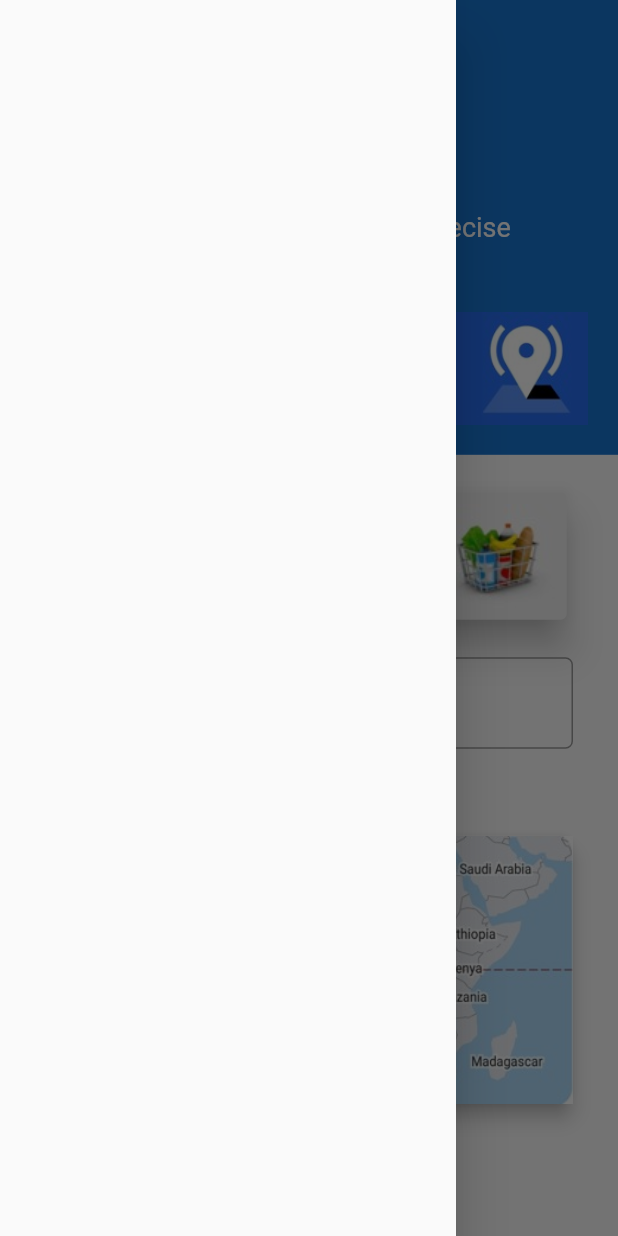
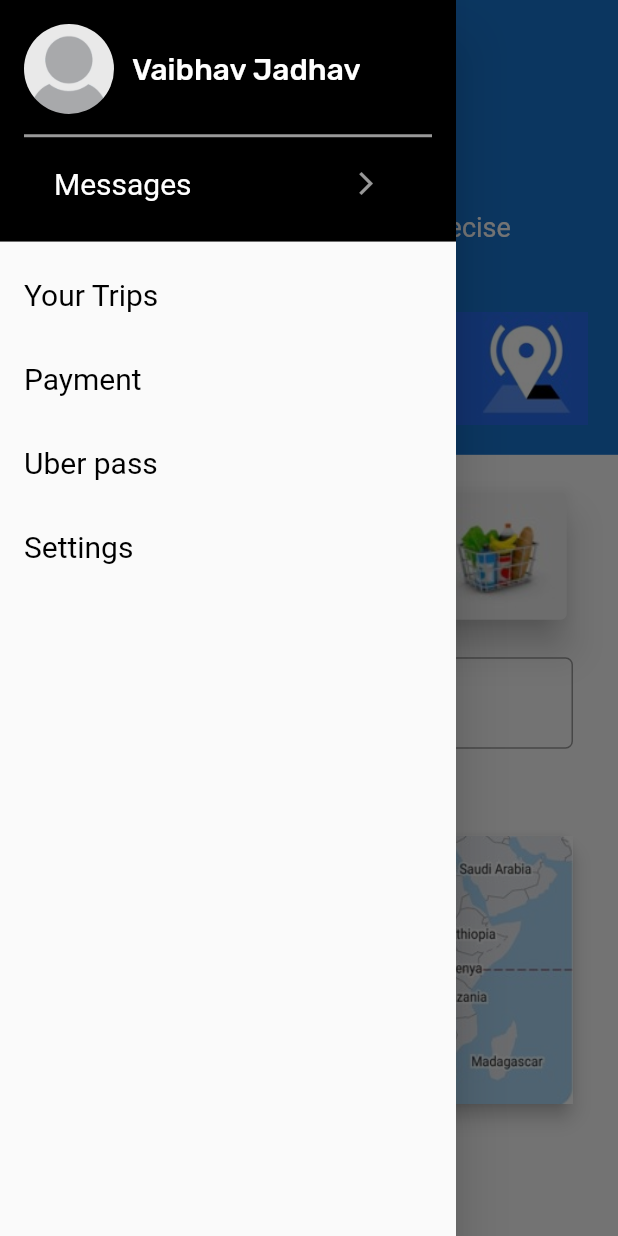
Before and after one commit to VaibhavJadhav-27/uber-ui-clone, a Flutter app: the HomePage screen opened directly, with the side drawer open, on a phone screen of 412 x 824 dp. Run offline on Flutter 3.47's test engine with Material 2 defaults, Android fonts, the phone set to English and light mode, and no system bars.

Commit message:
Drawer updation done.

```diff
--- a/lib/homepage.dart
+++ b/lib/homepage.dart
@@ -36,6 +36,94 @@
         drawer: Drawer(
             child: ListView(
           padding: EdgeInsets.zero,
+          children: <Widget>[
+            DrawerHeader(
+                decoration: BoxDecoration(color: Colors.black),
+                child: Column(
+                  mainAxisAlignment: MainAxisAlignment.start,
+                  crossAxisAlignment: CrossAxisAlignment.start,
+                  children: <Widget>[
+                    Row(
+                      mainAxisAlignment: MainAxisAlignment.start,
+                      children: <Widget>[
+                        ClipRRect(
+                          child: Expanded(
+                            child: Image(
+                              image: AssetImage('assets/images/profile.jpg'),
+                              height: 60,
+                            ),
+                          ),
+                          borderRadius: BorderRadius.circular(50),
+                        ),
+                        Padding(
+                          padding: const EdgeInsets.symmetric(horizontal: 12),
+                          child: Text(
+                            "Vaibhav Jadhav",
+                            style: TextStyle(
+                                color: Colors.white,
+                                fontFamily: "Rubik",
+                                fontWeight: FontWeight.normal,
+                                fontSize: 20),
+                          ),
+                        )
+                      ],
+                    ),
+                    Spacer(),
+                    Divider(
+                      color: Colors.white60,
+                      thickness: 2,
+                    ),
+                    Padding(
+                      padding: const EdgeInsets.symmetric(horizontal: 20),
+                      child: Row(
+                        mainAxisAlignment: MainAxisAlignment.spaceBetween,
+                        children: [
+                          Text(
+                            "Messages",
+                            style: TextStyle(
+                                color: Colors.white,
+                                fontWeight: FontWeight.normal,
+                                fontSize: 20),
+                          ),
+                          IconButton(
+                              onPressed: () {},
+                              icon: Icon(
+                                Icons.arrow_forward_ios,
+                                color: Colors.white60,
+                                size: 18,
+                              ))
+                        ],
+                      ),
+                    ),
+                    Spacer()
+                  ],
+                )),
+            ListTile(
+              leading: Text(
+                'Your Trips',
+                style: TextStyle(color: Colors.black, fontSize: 20),
+              ),
+            ),
+            ListTile(
+              leading: Text(
+                'Payment',
+                style: TextStyle(color: Colors.black, fontSize: 20),
+              ),
+            ),
+            ListTile(
+              leading: Text(
+                'Uber pass',
+                style: TextStyle(color: Colors.black, fontSize: 20),
+              ),
+            ),
+            ListTile(
+              leading: Text(
+                'Settings',
+                style: TextStyle(color: Colors.black, fontSize: 20),
+              ),
+            ),
+            Spacer(),
+          ],
         )),
         body: SafeArea(
             child: Column(
```
